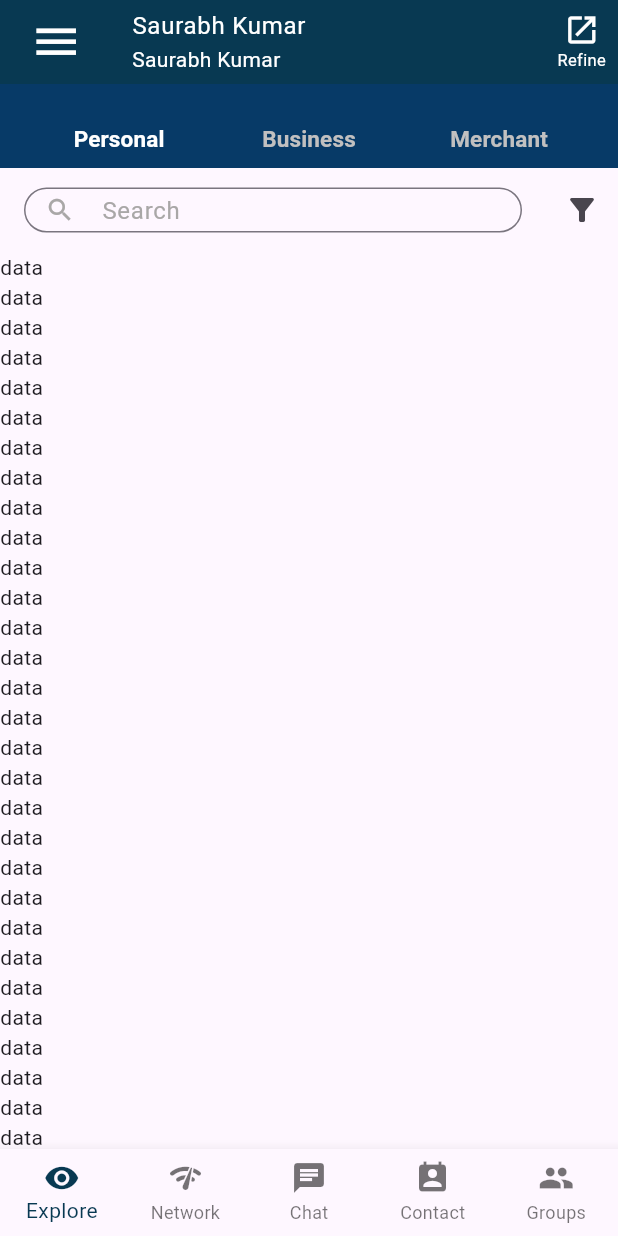
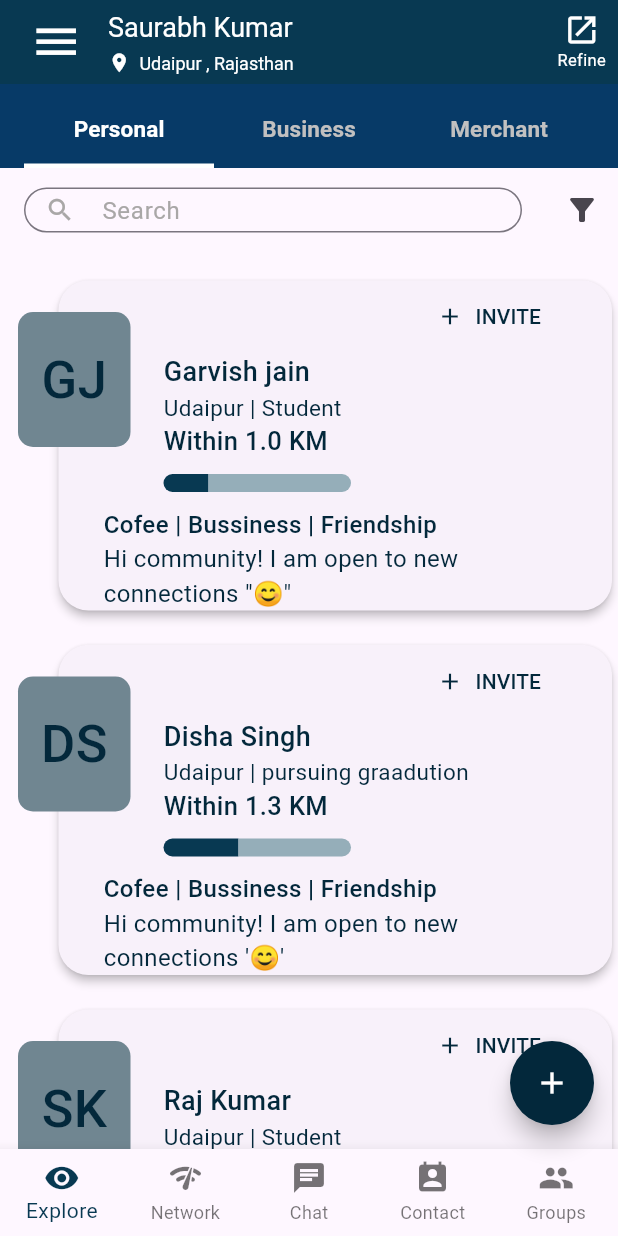
Before and after one commit to saurabhkumar-sk/netclan_explorer, a Flutter app: the screen it shows after launch, on a phone screen of 412 x 824 dp. Run offline on Flutter 3.47's test engine with Material 3 defaults, Android fonts, the phone set to English and light mode, and no system bars.

Commit message:
Explore - Personal Screen Done

```diff
--- /dev/null
+++ b/lib/model/profile_description_model.dart
@@ -0,0 +1,254 @@
+import 'package:flutter/material.dart';
+import 'package:netclan_explorer/utils/my_colors.dart';
+
+class ProfileDescription {
+  final String name;
+  final String location;
+  final String distance;
+  final Widget slider;
+  final String purpose;
+  final String status;
+
+  ProfileDescription({
+    required this.name,
+    required this.location,
+    required this.distance,
+    required this.slider,
+    required this.purpose,
+    required this.status,
+  });
+}
+
+//////////////////////////////////////////////////////////////////////////////////////////
+List<ProfileDescription> profileDescriptionList = [
+  ProfileDescription(
+    name: "Garvish jain",
+    location: "Udaipur | Student",
+    distance: "Within 1.0 KM",
+    slider: Padding(
+      padding: const EdgeInsets.only(left: 70.0, top: 10, bottom: 10),
+      child: Row(
+        children: [
+          Container(
+            decoration: const BoxDecoration(
+              borderRadius: BorderRadius.only(
+                topLeft: Radius.circular(10),
+                bottomLeft: Radius.circular(10),
+              ),
+              color: MyColors.blue,
+            ),
+            height: 12,
+            width: 30,
+          ),
+          Container(
+            decoration: const BoxDecoration(
+              borderRadius: BorderRadius.only(
+                topRight: Radius.circular(10),
+                bottomRight: Radius.circular(10),
+              ),
+              color: Color.fromARGB(255, 149, 174, 185),
+            ),
+            height: 12,
+            width: 95,
+          ),
+        ],
+      ),
+    ),
+    purpose: "Cofee | Bussiness | Friendship",
+    status: 'Hi community! I am open to new connections "😊"',
+  ),
+  ////////
+  ProfileDescription(
+    name: "Disha Singh",
+    location: "Udaipur | pursuing graadution",
+    distance: "Within 1.3 KM",
+    slider: Padding(
+      padding: const EdgeInsets.only(left: 70, top: 10, bottom: 10),
+      child: Row(
+        children: [
+          Container(
+            decoration: const BoxDecoration(
+              borderRadius: BorderRadius.only(
+                topLeft: Radius.circular(10),
+                bottomLeft: Radius.circular(10),
+              ),
+              color: MyColors.blue,
+            ),
+            height: 12,
+            width: 50,
+          ),
+          Container(
+            decoration: const BoxDecoration(
+              borderRadius: BorderRadius.only(
+                topRight: Radius.circular(10),
+                bottomRight: Radius.circular(10),
+              ),
+              color: Color.fromARGB(255, 149, 174, 185),
+            ),
+            height: 12,
+            width: 75,
+          ),
+        ],
+      ),
+    ),
+    purpose: "Cofee | Bussiness | Friendship",
+    status: "Hi community! I am open to new connections '😊'",
+  ),
+  ///////
+  ProfileDescription(
+    name: "Raj Kumar",
+    location: "Udaipur | Student",
+    distance: "Within 1.9 KM",
+    slider: Padding(
+      padding: const EdgeInsets.only(left: 70, top: 10, bottom: 10),
+      child: Row(
+        children: [
+          Container(
+            decoration: const BoxDecoration(
+              borderRadius: BorderRadius.only(
+                topLeft: Radius.circular(10),
+                bottomLeft: Radius.circular(10),
+              ),
+              color: MyColors.blue,
+            ),
+            height: 12,
+            width: 75,
+          ),
+          Container(
+            decoration: const BoxDecoration(
+              borderRadius: BorderRadius.only(
+                topRight: Radius.circular(10),
+                bottomRight: Radius.circular(10),
+              ),
+              color: Color.fromARGB(255, 149, 174, 185),
+            ),
+            height: 12,
+            width: 50,
+          ),
+        ],
+      ),
+    ),
+    purpose: "Cofee | Bussiness | Friendship",
+    status: "Hi community! I am open to new connections '😊'",
+  ),
+  ///////
+  ProfileDescription(
+    name: "Saurabh Kumar",
+    location: "Udaipur | Student",
+    distance: "Within 1.9 KM",
+    slider: Padding(
+      padding: const EdgeInsets.only(left: 70, top: 10, bottom: 10),
+      child: Row(
+        children: [
+          Container(
+            decoration: const BoxDecoration(
+              borderRadius: BorderRadius.only(
+                topLeft: Radius.circular(10),
+                bottomLeft: Radius.circular(10),
+              ),
+              color: MyColors.blue,
+            ),
+            height: 12,
+            width: 75,
+          ),
+          Container(
+            decoration: const BoxDecoration(
+              borderRadius: BorderRadius.only(
+                topRight: Radius.circular(10),
+                bottomRight: Radius.circular(10),
+              ),
+              color: Color.fromARGB(255, 149, 174, 185),
+            ),
+            height: 12,
+            width: 50,
+          ),
+        ],
+      ),
+    ),
+    purpose: "Cofee | Bussiness | Friendship",
+    status: "Hi community! I am open to new connections '😊'",
+  ),
+  ///////
+  ProfileDescription(
+    name: "Rajesh Kumar",
+    location: "Udaipur | Student",
+    distance: "Within 1.9 KM",
+    slider: Padding(
+      padding: const EdgeInsets.only(left: 70, top: 10, bottom: 10),
+      child: Row(
+        children: [
+          Container(
+            decoration: const BoxDecoration(
+              borderRadius: BorderRadius.only(
+                topLeft: Radius.circular(10),
+                bottomLeft: Radius.circular(10),
+              ),
+              color: MyColors.blue,
+            ),
+            height: 12,
+            width: 75,
+          ),
+          Container(
+            decoration: const BoxDecoration(
+              borderRadius: BorderRadius.only(
+                topRight: Radius.circular(10),
+                bottomRight: Radius.circular(10),
+              ),
+              color: Color.fromARGB(255, 149, 174, 185),
+            ),
+            height: 12,
+            width: 50,
+          ),
+        ],
+      ),
+    ),
+    purpose: "Cofee | Bussiness | Friendship",
+    status: "Hi community! I am open to new connections '😊'",
+  ),
+  ///////
+  ProfileDescription(
+    name: "Shyam Kumar",
+    location: "Udaipur | Student",
+    distance: "Within 1.9 KM",
+    slider: Padding(
+      padding: const EdgeInsets.only(left: 70, top: 10, bottom: 10),
+      child: Row(
+        children: [
+          Container(
+            decoration: const BoxDecoration(
+              borderRadius: BorderRadius.only(
+                topLeft: Radius.circular(10),
+                bottomLeft: Radius.circular(10),
+              ),
+              color: MyColors.blue,
+            ),
+            height: 12,
+            width: 70,
+          ),
+          Container(
+            decoration: const BoxDecoration(
+              borderRadius: BorderRadius.only(
+                topRight: Radius.circular(10),
+                bottomRight: Radius.circular(10),
+              ),
+              color: Color.fromARGB(255, 149, 174, 185),
+            ),
+            height: 12,
+            width: 55,
+          ),
+        ],
+      ),
+    ),
+    purpose: "Cofee | Bussiness | Friendship",
+    status: "Hi community! I am open to new connections '😊'",
+  ),
+];
+
+List<String> dpNameList = [
+  "GJ",
+  "DS",
+  "SK",
+  "SK",
+  "RK",
+  "SK",
+];
--- a/lib/screens/explore_screen.dart
+++ b/lib/screens/explore_screen.dart
@@ -23,6 +23,7 @@ class _ExploreScreenState extends State<ExploreScreen> {
             dividerHeight: 0,
             indicatorSize: TabBarIndicatorSize.tab,
             indicatorColor: Colors.white,
+            indicatorWeight: 15,
             labelColor: Colors.white,
             labelStyle: TextStyle(fontSize: 15, fontWeight: FontWeight.bold),
             tabs: [
--- a/lib/screens/homepage_screen.dart
+++ b/lib/screens/homepage_screen.dart
@@ -22,6 +22,15 @@ class _HomePageScreenState extends State<HomePageScreen> {
   @override
   Widget build(BuildContext context) {
     return Scaffold(
+      floatingActionButton: FloatingActionButton(
+          shape:
+              RoundedRectangleBorder(borderRadius: BorderRadius.circular(50)),
+          backgroundColor: MyColors.lightblue,
+          onPressed: () {},
+          child: const Icon(
+            Icons.add,
+            color: Colors.white,
+          )),
       appBar: AppBar(
         backgroundColor: MyColors.blue,
         leading: Padding(
@@ -35,19 +44,28 @@ class _HomePageScreenState extends State<HomePageScreen> {
             ),
           ),
         ),
-        title: const ListTile(
-          title: Text(
-            'Saurabh Kumar',
-            style: TextStyle(
-              color: Colors.white,
+        title: const Column(
+          crossAxisAlignment: CrossAxisAlignment.start,
+          children: [
+            Text(
+              'Saurabh Kumar',
+              style: TextStyle(color: Colors.white, fontSize: 18),
             ),
-          ),
-          subtitle: Text(
-            'Saurabh Kumar',
-            style: TextStyle(
-              color: Colors.white,
-            ),
-          ),
+            SizedBox(height: 5),
+            Row(
+              children: [
+                Icon(
+                  Icons.location_on,
+                  size: 15,
+                  color: Colors.white,
+                ),
+                Text(
+                  "  Udaipur , Rajasthan",
+                  style: TextStyle(color: Colors.white, fontSize: 12),
+                )
+              ],
+            )
+          ],
         ),
         actions: [
           IconButton(
@@ -76,11 +94,6 @@ class _HomePageScreenState extends State<HomePageScreen> {
             color: Colors.white,
           ),
         ],
-        // bottom: TabBar(tabs: [
-        //   Text('data'),
-        //   Text('data'),
-        //   Text('data'),
-        // ]),
       ),
       bottomNavigationBar: BottomNavigationBar(
         onTap: (value) {
--- a/lib/screens/personaltabbar_screen.dart
+++ b/lib/screens/personaltabbar_screen.dart
@@ -1,4 +1,6 @@
 import 'package:flutter/material.dart';
+import 'package:netclan_explorer/model/profile_description_model.dart';
+import 'package:netclan_explorer/utils/my_colors.dart';
 
 class PersonalTabBarScreen extends StatelessWidget {
   const PersonalTabBarScreen({super.key});
@@ -38,8 +40,129 @@ class PersonalTabBarScreen extends StatelessWidget {
         ],
       ),
       body: ListView.builder(
-          itemCount: 50,
-          itemBuilder: (context, index) => const Text('data'),
-        ));
+        itemCount: profileDescriptionList.length,
+        itemBuilder: (context, index) => Stack(
+          children: [
+            Padding(
+              padding: const EdgeInsets.only(left: 35.0, top: 15),
+              child: Card(
+                surfaceTintColor: Colors.transparent,
+                elevation: 2.5,
+                shape: RoundedRectangleBorder(
+                    borderRadius: BorderRadius.circular(20)),
+                child: Column(
+                  crossAxisAlignment: CrossAxisAlignment.start,
+                  children: [
+                    Padding(
+                      padding: EdgeInsets.only(left: 240),
+                      child: TextButton.icon(
+                        style: const ButtonStyle(
+                          iconColor: MaterialStatePropertyAll(
+                            MyColors.lightblue,
+                          ),
+                        ),
+                        onPressed: () {},
+                        icon: const Icon(
+                          Icons.add,
+                          size: 18,
+                        ),
+                        label: const Text(
+                          "INVITE",
+                          style: TextStyle(color: MyColors.lightblue),
+                        ),
+                      ),
+                    ),
+                    Padding(
+                      padding: const EdgeInsets.only(left: 70.0),
+                      child: Text(
+                        profileDescriptionList[index].name,
+                        style: const TextStyle(
+                          color: MyColors.lightblue,
+                          fontWeight: FontWeight.w500,
+                          fontSize: 18,
+                        ),
+                      ),
+                    ),
+                    Padding(
+                      padding: const EdgeInsets.only(left: 70.0),
+                      child: Text(
+                        profileDescriptionList[index].location,
+                        style: const TextStyle(
+                          color: MyColors.lightblue,
+                          fontSize: 15,
+                        ),
+                      ),
+                    ),
+                    Padding(
+                      padding: const EdgeInsets.only(left: 70.0),
+                      child: Text(
+                        profileDescriptionList[index].distance,
+                        style: const TextStyle(
+                          color: MyColors.lightblue,
+                          fontWeight: FontWeight.w500,
+                          fontSize: 17,
+                        ),
+                      ),
+                    ),
+                    profileDescriptionList[index].slider,
+                    Padding(
+                      padding: const EdgeInsets.only(left: 30.0),
+                      child: Text(
+                        profileDescriptionList[index].purpose,
+                        style: const TextStyle(
+                          color: MyColors.lightblue,
+                          fontWeight: FontWeight.w500,
+                          fontSize: 16,
+                        ),
+                      ),
+                    ),
+                    ConstrainedBox(
+                      constraints: BoxConstraints.loose(
+                        const Size(
+                          290,
+                          double.maxFinite,
+                        ),
+                      ),
+                      child: Padding(
+                        padding: const EdgeInsets.only(left: 30.0),
+                        child: Text(
+                          profileDescriptionList[index].status,
+                          style: const TextStyle(
+                            color: MyColors.lightblue,
+                            fontSize: 16,
+                          ),
+                        ),
+                      ),
+                    ),
+                  ],
+                ),
+              ),
+            ),
+            Positioned(
+              left: 12,
+              top: 40,
+              child: Container(
+                height: 90,
+                width: 75,
+                decoration: BoxDecoration(
+                  borderRadius: BorderRadius.circular(10),
+                  color: const Color.fromARGB(255, 112, 134, 145),
+                ),
+                child: Center(
+                  child: Text(
+                    dpNameList[index],
+                    style: const TextStyle(
+                      fontWeight: FontWeight.w500,
+                      fontSize: 35,
+                      color: MyColors.lightblue,
+                    ),
+                  ),
+                ),
+              ),
+            ),
+          ],
+        ),
+      ),
+    );
   }
 }
```
Also changed, not shown: lib/utils/personal_profile_description.dart (added). Lines whose indentation alone changed are shown as unchanged.
